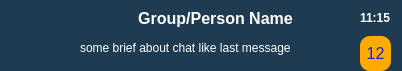
Old version of the form production/view/chat_widget.ui in the repository ashutosh7561/team-management.
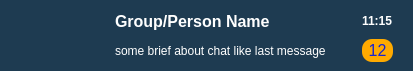
New version of the form. Icons and pictures are not drawn.

Commit message:
Feature to show chat/person details
Clicking on the particular chat heading opens up a window showing
details. A call is made to method of root window which then switches the
layout to show details based on provided chat_id. On clicking close
button on the chat details screen, again a call is made to root window
which then switches back to normal chat.
Passed root object so that child can call root object's methods.

Patch:
```diff
--- a/production/view/chat_widget.ui
+++ b/production/view/chat_widget.ui
@@ -6,7 +6,7 @@
    <rect>
     <x>0</x>
     <y>0</y>
-    <width>402</width>
+    <width>413</width>
     <height>71</height>
    </rect>
   </property>
@@ -51,6 +51,22 @@
    <property name="bottomMargin">
     <number>0</number>
    </property>
+   <item>
+    <spacer name="horizontalSpacer_3">
+     <property name="orientation">
+      <enum>Qt::Horizontal</enum>
+     </property>
+     <property name="sizeType">
+      <enum>QSizePolicy::Preferred</enum>
+     </property>
+     <property name="sizeHint" stdset="0">
+      <size>
+       <width>40</width>
+       <height>20</height>
+      </size>
+     </property>
+    </spacer>
+   </item>
    <item>
     <widget class="QLabel" name="chat_icon">
      <property name="sizePolicy">
@@ -85,6 +101,19 @@
      </property>
     </widget>
    </item>
+   <item>
+    <spacer name="horizontalSpacer">
+     <property name="orientation">
+      <enum>Qt::Horizontal</enum>
+     </property>
+     <property name="sizeHint" stdset="0">
+      <size>
+       <width>40</width>
+       <height>20</height>
+      </size>
+     </property>
+    </spacer>
+   </item>
    <item>
     <widget class="QFrame" name="heading">
      <property name="frameShape">
@@ -95,7 +124,7 @@
      </property>
      <layout class="QVBoxLayout" name="verticalLayout">
       <item>
-       <widget class="QPushButton" name="chat_heading">
+       <widget class="QLabel" name="chat_heading">
         <property name="font">
          <font>
           <pointsize>12</pointsize>
@@ -103,31 +132,9 @@
           <bold>true</bold>
          </font>
         </property>
-        <property name="styleSheet">
-         <string notr="true">QPushButton {
-	background-color: rgb(30, 59, 81);	
-	color: rgb(255, 255, 255);
-	border: none;
- }
-QPushButton:hover{     
-	background-color: rgb(230, 136, 136);
- }
-QPushButton:pressed{     
-	border-bottom: 5px solid  rgb(30, 59, 81);	
-}</string>
-        </property>
         <property name="text">
          <string>Group/Person Name</string>
         </property>
-        <property name="autoDefault">
-         <bool>false</bool>
-        </property>
-        <property name="default">
-         <bool>false</bool>
-        </property>
-        <property name="flat">
-         <bool>true</bool>
-        </property>
        </widget>
       </item>
       <item>
@@ -152,6 +159,19 @@
      </layout>
     </widget>
    </item>
+   <item>
+    <spacer name="horizontalSpacer_2">
+     <property name="orientation">
+      <enum>Qt::Horizontal</enum>
+     </property>
+     <property name="sizeHint" stdset="0">
+      <size>
+       <width>40</width>
+       <height>20</height>
+      </size>
+     </property>
+    </spacer>
+   </item>
    <item>
     <widget class="QFrame" name="extra_info">
      <property name="sizePolicy">
@@ -167,21 +187,6 @@
       <enum>QFrame::Raised</enum>
      </property>
      <layout class="QVBoxLayout" name="verticalLayout_2">
-      <property name="spacing">
-       <number>0</number>
-      </property>
-      <property name="leftMargin">
-       <number>0</number>
-      </property>
-      <property name="topMargin">
-       <number>0</number>
-      </property>
-      <property name="rightMargin">
-       <number>0</number>
-      </property>
-      <property name="bottomMargin">
-       <number>0</number>
-      </property>
       <item>
        <widget class="QLabel" name="chat_time">
         <property name="font">
```
The commit also changes 13 other files.
